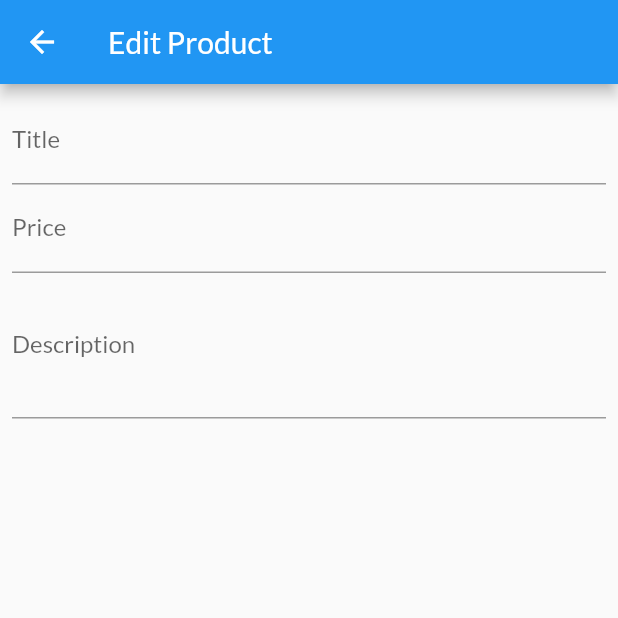
After one commit to Gabones/MyShop, a Flutter app: the EditProductScreen screen opened by its route, on a phone screen of 412 x 824 dp, the top half of it. The commit adds this screen. Run offline on Flutter 3.47's test engine with Material 2 defaults, Android fonts, the phone set to English and light mode, and no system bars; network calls fail; statements that could not run were skipped.

Commit message:
input field image

```diff
--- a/lib/main.dart
+++ b/lib/main.dart
@@ -1,9 +1,11 @@
 import 'package:flutter/material.dart';
+import 'package:my_shop/screens/edit_product_screen.dart';
 import 'package:provider/provider.dart';
 
 import './screens/products_overview_screen.dart';
 import './screens/product_detail_screen.dart';
 import './screens/user_product_screen.dart';
+import './screens/edit_product_screen.dart';
 import './screens/cart_screen.dart';
 import './screens/orders_screen.dart';
 
@@ -37,6 +39,7 @@ class MyApp extends StatelessWidget {
           home: ProductsOverviewScreen(),
           routes: {
             ProductDetailScreen.routeName: (ctx) => ProductDetailScreen(),
+            EditProductScreen.routeName: (ctx) => EditProductScreen(),
             UserProductScreen.routeName: (ctx) => UserProductScreen(),
             OrderScreen.routeName: (ctx) => OrderScreen(),
             CartScreen.routeName: (ctx) => CartScreen(),
--- /dev/null
+++ b/lib/screens/edit_product_screen.dart
@@ -0,0 +1,54 @@
+import 'package:flutter/material.dart';
+
+class EditProductScreen extends StatefulWidget {
+  static const routeName ='/edit-product';
+
+  @override
+  _EditProductScreenState createState() => _EditProductScreenState();
+}
+
+class _EditProductScreenState extends State<EditProductScreen> {
+  final _priceFocus = FocusNode();
+  final _descriptionFocus = FocusNode();
+
+  @override
+  void dispose() {
+    _priceFocus.dispose();
+    _descriptionFocus.dispose();
+    super.dispose();
+  }
+
+  @override
+  Widget build(BuildContext context) {
+    return Scaffold(
+      appBar: AppBar(title: Text('Edit Product')),
+      body: Padding(
+        padding: const EdgeInsets.all(8.0),
+        child: Form(child: ListView(
+          children: [
+            TextFormField(
+              decoration: InputDecoration(labelText: 'Title'),
+              textInputAction: TextInputAction.next,
+              onFieldSubmitted: (value) => FocusScope.of(context).requestFocus(_priceFocus),
+            ),
+            TextFormField(
+              decoration: InputDecoration(labelText: 'Price'),
+              textInputAction: TextInputAction.next,
+              keyboardType: TextInputType.number,
+              onFieldSubmitted: (value) => FocusScope.of(context).requestFocus(_descriptionFocus),
+              focusNode: _priceFocus,
+
+            ),
+            TextFormField(
+              decoration: InputDecoration(labelText: 'Description'),
+              textInputAction: TextInputAction.next,
+              keyboardType: TextInputType.multiline,
+              focusNode: _descriptionFocus,
+              maxLines: 3,
+            ),
+          ],
+        ),),
+      ),
+    );
+  }
+}
--- a/lib/screens/user_product_screen.dart
+++ b/lib/screens/user_product_screen.dart
@@ -4,6 +4,7 @@ import 'package:provider/provider.dart';
 import '../providers/products.dart';
 import '../widgets/app_drawer.dart';
 import '../widgets/user_product_item.dart';
+import '../screens/edit_product_screen.dart';
 
 class UserProductScreen extends StatelessWidget {
   static const routeName = '/user-products';
@@ -17,7 +18,7 @@ class UserProductScreen extends StatelessWidget {
         actions: [
           IconButton(
             icon: Icon(Icons.add),
-            onPressed: () {},
+            onPressed: () => Navigator.of(context).pushNamed(EditProductScreen.routeName),
           )
         ],
       ),
```
